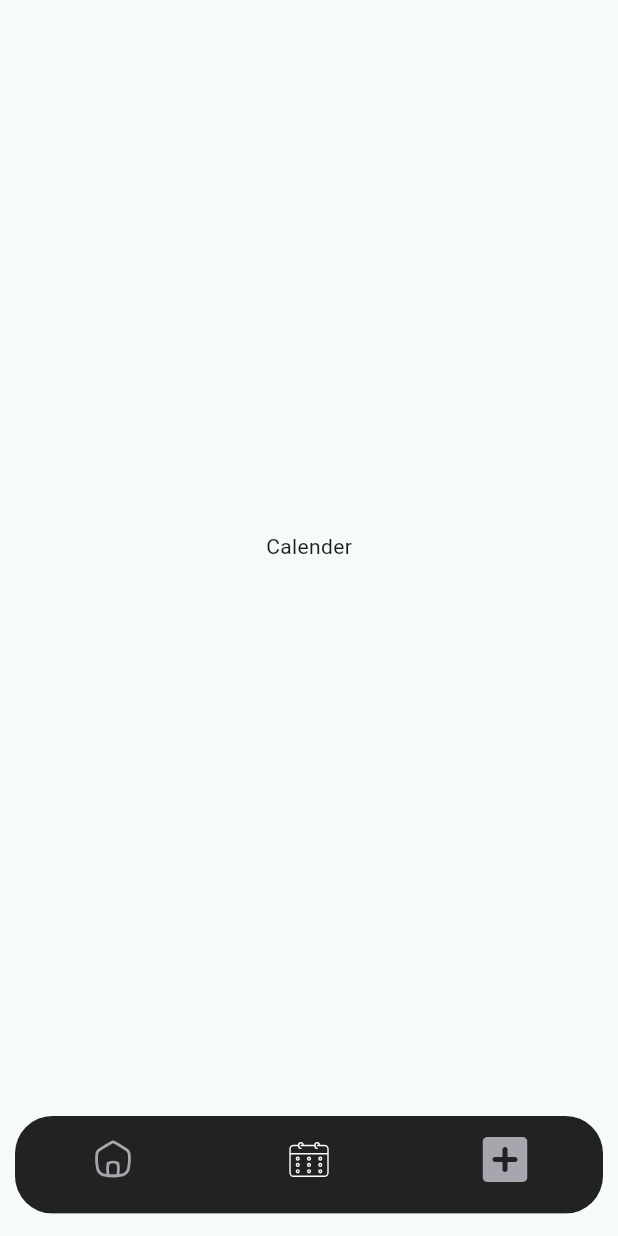
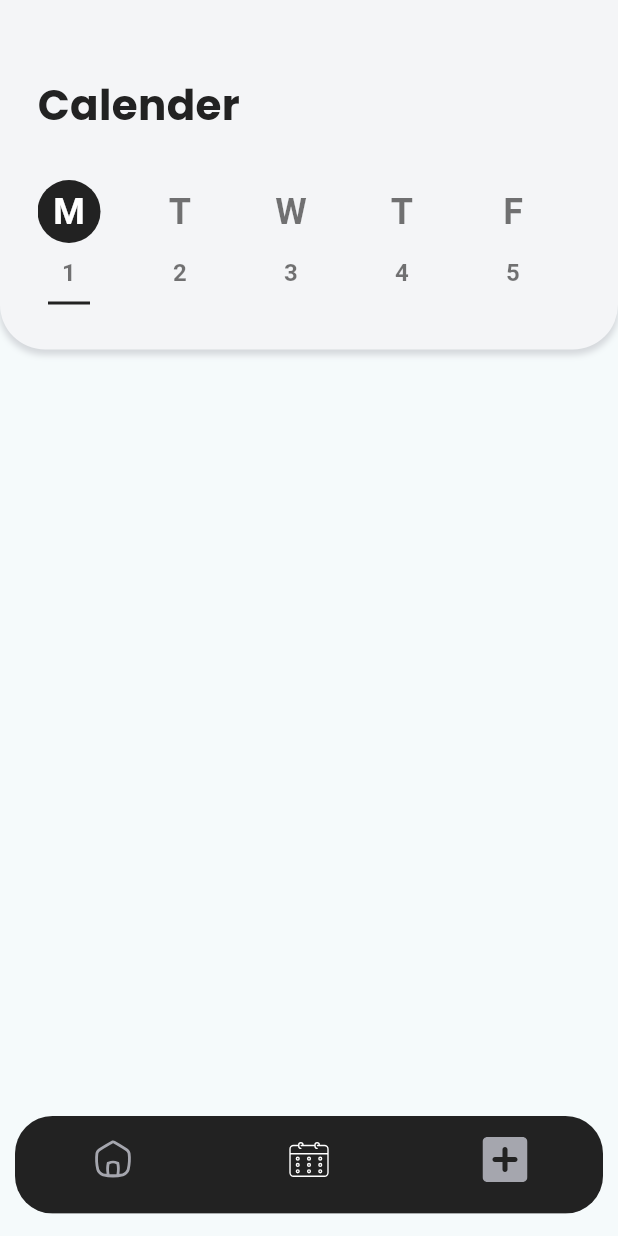
Before and after one commit to Mukarram-Dev/Todo_App_With_Provider_Mvvm, a Flutter app: the screen it shows after launch, item 2 of the bottom bar chosen, on a phone screen of 412 x 824 dp. Run offline on Flutter 3.47's test engine with Material 3 defaults, Android fonts, the light colour scheme and no system bars; our stand-ins replace another_flushbar, flutter_svg, fluttertoast; network calls fail; statements that could not run were skipped.

Commit message:
calender screen days added commit

```diff
--- a/lib/configs/components/custom_text_field.dart
+++ b/lib/configs/components/custom_text_field.dart
@@ -33,7 +33,7 @@ class CustomTextFieldWidget extends StatelessWidget {
   @override
   Widget build(BuildContext context) {
     return Padding(
-      padding: const EdgeInsets.symmetric(horizontal: 10, vertical: 5),
+      padding: const EdgeInsets.symmetric(vertical: 5),
       child: Material(
         borderRadius: BorderRadius.circular(20),
         color: AppColors.appBarColor,
--- a/lib/views/add_task/add_task_view.dart
+++ b/lib/views/add_task/add_task_view.dart
@@ -35,7 +35,7 @@ class AddTaskView extends StatelessWidget {
           mainAxisSize: MainAxisSize.min,
           crossAxisAlignment: CrossAxisAlignment.start,
           children: [
-            const TopBarWidget(),
+            const TopAppBarWidget(),
             Gaps.verticalGapOf(20),
             const TaskNameField(),
             Gaps.verticalGapOf(30),
--- a/lib/views/add_task/widgets/bottomsheet_assigned.dart
+++ b/lib/views/add_task/bottom sheets/bottomsheet_assigned.dart
@@ -4,7 +4,6 @@ import 'package:task_management/configs/components/custom_text_field.dart';
 import 'package:task_management/configs/theme/colors.dart';
 import 'package:task_management/configs/theme/text_theme_style.dart';
 import 'package:task_management/utils/app_constants.dart';
-import 'package:task_management/utils/dimensions.dart';
 import 'package:task_management/utils/gaps.dart';
 import 'package:task_management/views/add_task/notifiers/select_user_notifier.dart';
 
@@ -21,7 +20,7 @@ class BottomSheetAssigned extends StatelessWidget {
             topRight: Radius.circular(40),
           )),
       child: Padding(
-        padding: const EdgeInsets.all(Dimensions.paddingSizeDefault),
+        padding: const EdgeInsets.symmetric(horizontal: 20, vertical: 10),
         child: Column(
           crossAxisAlignment: CrossAxisAlignment.start,
           children: [
@@ -62,6 +61,7 @@ class BottomSheetAssigned extends StatelessWidget {
                           Navigator.pop(context);
                         },
                         child: ListTile(
+                          contentPadding: const EdgeInsets.all(0),
                           minLeadingWidth: 0,
                           leading: CircleAvatar(
                             backgroundColor: AppColors.appBarColor,
--- a/lib/views/add_task/widgets/assigned_widget.dart
+++ b/lib/views/add_task/widgets/assigned_widget.dart
@@ -3,8 +3,8 @@ import 'package:provider/provider.dart';
 import 'package:task_management/configs/theme/colors.dart';
 import 'package:task_management/configs/theme/text_theme_style.dart';
 import 'package:task_management/utils/gaps.dart';
+import 'package:task_management/views/add_task/bottom%20sheets/bottomsheet_assigned.dart';
 import 'package:task_management/views/add_task/notifiers/select_user_notifier.dart';
-import 'package:task_management/views/add_task/widgets/bottomsheet_assigned.dart';
 
 class AssignedWidget extends StatelessWidget {
   const AssignedWidget({super.key});
--- a/lib/views/add_task/widgets/description_widget.dart
+++ b/lib/views/add_task/widgets/description_widget.dart
@@ -3,8 +3,8 @@ import 'package:provider/provider.dart';
 import 'package:task_management/configs/theme/colors.dart';
 import 'package:task_management/configs/theme/text_theme_style.dart';
 import 'package:task_management/utils/gaps.dart';
+import 'package:task_management/views/add_task/bottom%20sheets/bottomsheet_description.dart';
 import 'package:task_management/views/add_task/notifiers/description_notifier.dart';
-import 'package:task_management/views/add_task/widgets/bottomsheet_description.dart';
 
 class DescriptionWidget extends StatelessWidget {
   const DescriptionWidget({super.key});
@@ -50,7 +50,7 @@ class DescriptionWidget extends StatelessWidget {
             builder: (context, provider, child) => Text(
               provider.description.value,
               maxLines: 3,
-              style: AppTextStyles.interBody(color: AppColors.primaryColor),
+              style: AppTextStyles.interBody(color: AppColors.textColor),
             ),
           )
         ],
--- a/lib/views/add_task/widgets/top_bar_widget.dart
+++ b/lib/views/add_task/widgets/top_bar_widget.dart
@@ -4,11 +4,11 @@ import 'package:task_management/configs/theme/colors.dart';
 import 'package:task_management/configs/theme/text_theme_style.dart';
 import 'package:task_management/utils/dimensions.dart';
 import 'package:task_management/utils/gaps.dart';
+import 'package:task_management/views/add_task/bottom%20sheets/bottomsheet_prerioty.dart';
 import 'package:task_management/views/add_task/notifiers/selected_priority.dart';
-import 'package:task_management/views/add_task/widgets/bottomsheet_prerioty.dart';
 
-class TopBarWidget extends StatelessWidget {
-  const TopBarWidget({super.key});
+class TopAppBarWidget extends StatelessWidget {
+  const TopAppBarWidget({super.key});
 
   @override
   Widget build(BuildContext context) {
--- a/lib/views/calender/calender_view.dart
+++ b/lib/views/calender/calender_view.dart
@@ -1,12 +1,18 @@
 import 'package:flutter/material.dart';
+import 'package:task_management/views/calender/widget/appbar_calender.dart';
 
 class CalenderView extends StatelessWidget {
   const CalenderView({super.key});
 
   @override
   Widget build(BuildContext context) {
-    return const Center(
-      child: Text('Calender'),
+    return const Scaffold(
+      body: SingleChildScrollView(
+        child: Column(
+          mainAxisSize: MainAxisSize.min,
+          children: [AppBarCalender()],
+        ),
+      ),
     );
   }
 }
--- /dev/null
+++ b/lib/views/calender/widget/appbar_calender.dart
@@ -0,0 +1,46 @@
+import 'package:flutter/material.dart';
+import 'package:task_management/configs/theme/colors.dart';
+import 'package:task_management/configs/theme/text_theme_style.dart';
+import 'package:task_management/utils/dimensions.dart';
+import 'package:task_management/utils/gaps.dart';
+import 'package:task_management/views/calender/widget/days_calender_widget.dart';
+
+class AppBarCalender extends StatelessWidget {
+  const AppBarCalender({super.key});
+
+  @override
+  Widget build(BuildContext context) {
+    return Container(
+        width: double.infinity,
+        decoration: BoxDecoration(
+            color: AppColors.appBarColor,
+            borderRadius: const BorderRadius.only(
+              bottomLeft: Radius.circular(30),
+              bottomRight: Radius.circular(30),
+            ),
+            boxShadow: [
+              BoxShadow(
+                  spreadRadius: 0.3,
+                  blurRadius: 3,
+                  offset: const Offset(0, 3),
+                  color: AppColors.textColor.withOpacity(0.4))
+            ]),
+        padding: const EdgeInsets.symmetric(horizontal: 10, vertical: 15),
+        child: Padding(
+          padding: const EdgeInsets.all(Dimensions.paddingSizeDefault),
+          child: Column(
+            crossAxisAlignment: CrossAxisAlignment.start,
+            children: [
+              Gaps.verticalGapOf(20),
+              Gaps.horizontalGapOf(10),
+              Text(
+                'Calender',
+                style: AppTextStyles.poppinsHeading(),
+              ),
+              Gaps.verticalGapOf(30),
+              const DaysCalenderWidget()
+            ],
+          ),
+        ));
+  }
+}
--- /dev/null
+++ b/lib/views/calender/widget/days_calender_widget.dart
@@ -0,0 +1,121 @@
+import 'package:flutter/material.dart';
+import 'package:intl/intl.dart';
+import 'package:task_management/configs/theme/colors.dart';
+
+class DaysCalenderWidget extends StatefulWidget {
+  const DaysCalenderWidget({Key? key}) : super(key: key);
+
+  @override
+  State<DaysCalenderWidget> createState() => _DaysCalenderWidgetState();
+}
+
+class _DaysCalenderWidgetState extends State<DaysCalenderWidget> {
+  late ValueNotifier<int> selectedIndex;
+  late DateTime now;
+  late DateTime lastDayOfMonth;
+
+  @override
+  void initState() {
+    super.initState();
+    now = DateTime.now();
+    lastDayOfMonth = DateTime(now.year, now.month + 1, 0);
+    selectedIndex = ValueNotifier<int>(0); // Initialize selectedIndex
+  }
+
+  @override
+  void dispose() {
+    selectedIndex.dispose(); // Dispose ValueNotifier
+    super.dispose();
+  }
+
+  @override
+  Widget build(BuildContext context) {
+    return SingleChildScrollView(
+      scrollDirection: Axis.horizontal,
+      physics: const ClampingScrollPhysics(),
+      child: Row(
+        children: List.generate(
+          lastDayOfMonth.day,
+          (index) {
+            final currentDate = lastDayOfMonth.add(Duration(days: index + 1));
+            final dayName = DateFormat('E').format(currentDate);
+            return Padding(
+              padding:
+                  EdgeInsets.only(left: index == 0 ? 0.0 : 16.0, right: 16.0),
+              child: ValueListenableBuilder<int>(
+                valueListenable: selectedIndex,
+                builder: (context, indexSelected, child) => DayItem(
+                  dayName: dayName,
+                  dayNumber: index + 1,
+                  isSelected: selectedIndex.value == index,
+                  onTap: () {
+                    selectedIndex.value = index; // Update selectedIndex
+                  },
+                ),
+              ),
+            );
+          },
+        ),
+      ),
+    );
+  }
+}
+
+class DayItem extends StatelessWidget {
+  final String dayName;
+  final int dayNumber;
+  final bool isSelected;
+  final VoidCallback onTap;
+
+  const DayItem({
+    required this.dayName,
+    required this.dayNumber,
+    required this.isSelected,
+    required this.onTap,
+    Key? key,
+  }) : super(key: key);
+
+  @override
+  Widget build(BuildContext context) {
+    return GestureDetector(
+      onTap: onTap,
+      child: Column(
+        mainAxisAlignment: MainAxisAlignment.center,
+        children: [
+          Container(
+            height: 42.0,
+            width: 42.0,
+            alignment: Alignment.center,
+            decoration: BoxDecoration(
+              color: isSelected ? AppColors.primaryColor : Colors.transparent,
+              borderRadius: BorderRadius.circular(44.0),
+            ),
+            child: Text(
+              dayName.substring(0, 1),
+              style: TextStyle(
+                fontSize: 24.0,
+                color: isSelected ? Colors.white : Colors.black54,
+                fontWeight: FontWeight.bold,
+              ),
+            ),
+          ),
+          const SizedBox(height: 8.0),
+          Text(
+            "$dayNumber",
+            style: const TextStyle(
+              fontSize: 16.0,
+              color: Colors.black54,
+              fontWeight: FontWeight.bold,
+            ),
+          ),
+          const SizedBox(height: 8.0),
+          Container(
+            height: 2.0,
+            width: 28.0,
+            color: isSelected ? AppColors.primaryColor : Colors.transparent,
+          ),
+        ],
+      ),
+    );
+  }
+}
--- a/pubspec.yaml
+++ b/pubspec.yaml
@@ -40,6 +40,7 @@ dependencies:
   another_flushbar: ^1.12.30
   flutter_svg: ^2.0.9
   animate_do: ^3.3.3
+  intl: ^0.19.0
 
 dev_dependencies:
   flutter_test:
```
Also changed, not shown: lib/views/add_task/bottom sheets/bottomsheet_description.dart (renamed from lib/views/add_task/widgets/bottomsheet_description.dart), lib/views/add_task/bottom sheets/bottomsheet_prerioty.dart (renamed from lib/views/add_task/widgets/bottomsheet_prerioty.dart), pubspec.lock.
